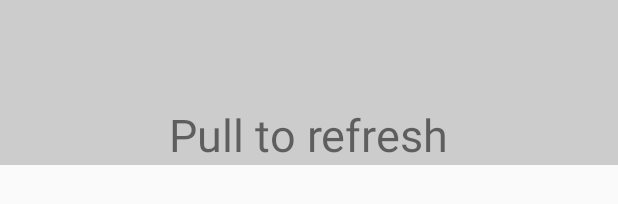
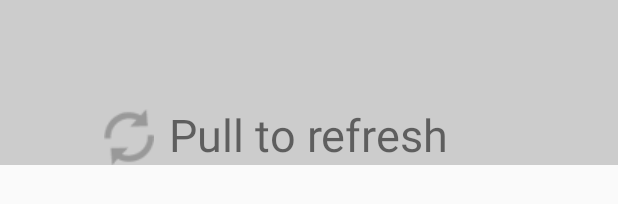
Before and after one commit to tanglie1993/MyPullToRefresh, an Android app: the layout header_view.xml on its own in the app's theme, with its tools: preview values and no code run, on a phone screen of 412 x 824 dp. Shown: the part 135-339 px from the top of the screen. Run offline under Robolectric (Android 15) with nearby library versions, the phone set to English and light mode, and no system bars.

Commit message:
增加加载动画

```diff
--- a/app/src/main/res/layout/header_view.xml
+++ b/app/src/main/res/layout/header_view.xml
@@ -13,4 +13,14 @@
         android:layout_marginTop="150dp"
         android:textSize="30sp"
         android:text="Pull to refresh"/>
+
+    <ImageView
+        android:layout_width="wrap_content"
+        android:layout_height="wrap_content"
+        android:layout_toStartOf="@+id/headerTextView"
+        android:layout_marginEnd="10dp"
+        android:layout_alignParentBottom="true"
+        android:id="@+id/hintImageView"
+        android:src="@drawable/default_ptr_rotate"
+        />
 </RelativeLayout>
```
Also changed, not shown: app/src/main/java/tanglie/mypulltorefresh/my/PullToRefreshListView.java (+42 -25 lines).
